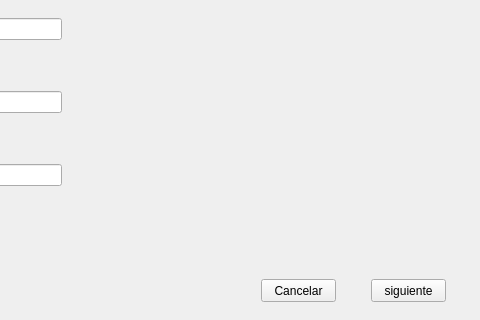
Above: gui_cartaporte_crear_5.ui from Jose-Cisneros/MoliTec before the change; both pictures show x 319 to 799 and y 281 to 601 of the 799 by 601 pixel window. Below: the same form after it.
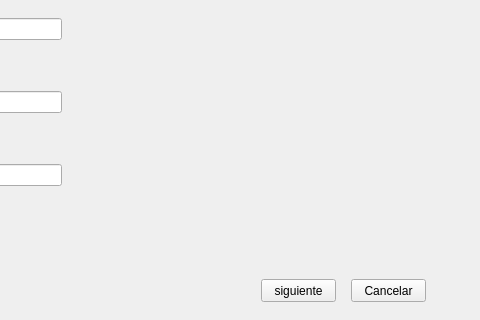
That is the form after the change.

```diff
--- a/gui_cartaporte_crear_5.ui
+++ b/gui_cartaporte_crear_5.ui
@@ -16,7 +16,7 @@
   <widget class="QPushButton" name="pushButton">
    <property name="geometry">
     <rect>
-     <x>690</x>
+     <x>580</x>
      <y>560</y>
      <width>75</width>
      <height>23</height>
@@ -47,7 +47,7 @@
   <widget class="QPushButton" name="pushButton_2">
    <property name="geometry">
     <rect>
-     <x>580</x>
+     <x>670</x>
      <y>560</y>
      <width>75</width>
      <height>23</height>
```
